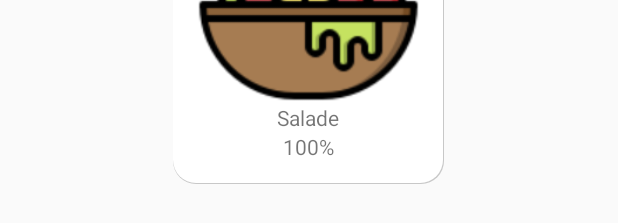
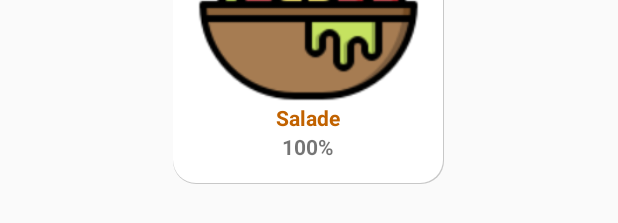
Before and after one commit to ErwanBouriau/Android, an Android app: the layout stats_fruit_layout.xml on its own in the app's theme, with its tools: preview values and no code run, on a phone screen of 412 x 824 dp. Shown: the part 598-821 px from the top of the screen. Run offline under Robolectric (Android 15) with nearby library versions, the phone set to English and light mode, and no system bars.

Commit message:
les stats marchent

```diff
--- a/app/src/main/res/layout/stats_fruit_layout.xml
+++ b/app/src/main/res/layout/stats_fruit_layout.xml
@@ -26,13 +26,16 @@
             android:id="@+id/fruit_name"
             android:layout_width="wrap_content"
             android:layout_height="wrap_content"
-            android:text="Salade"/>
+            android:text="Salade"
+            android:textColor="@color/colorSecondaryDark"
+            android:textStyle="bold"/>
 
         <TextView
             android:id="@+id/fruit_stat"
             android:layout_width="wrap_content"
             android:layout_height="wrap_content"
-            android:text="100%"/>
+            android:text="100%"
+            android:textStyle="bold"/>
 
     </LinearLayout>
 
```
Also changed, not shown: app/src/main/java/com/example/fruit_tourney/StatsActivity.java (+52 -6 lines).
